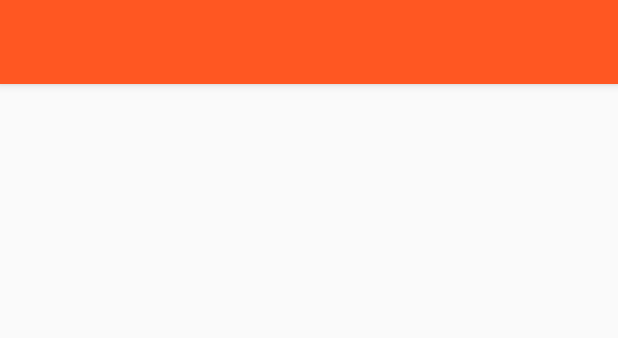
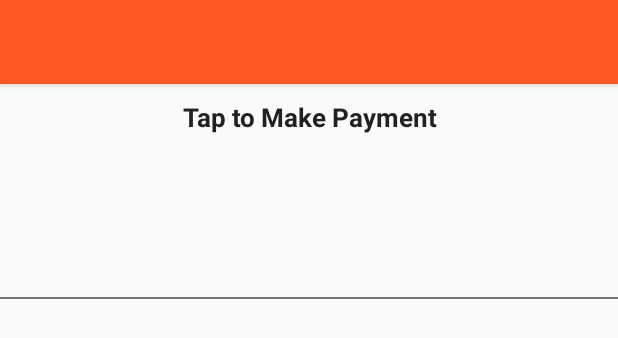
Before and after one commit to kinsleykajiva/Microcom, an Android app: the layout app_bar_home.xml on its own in the app's theme, with its tools: preview values and no code run, on a phone screen of 412 x 824 dp. Shown: the top 338 px of the screen. Run offline under Robolectric (Android 15) with nearby library versions, the phone set to English and light mode, and no system bars.

```diff
--- a/app/src/main/res/layout/content_home.xml
+++ b/app/src/main/res/layout/content_home.xml
@@ -1,12 +1,69 @@
 <?xml version="1.0" encoding="utf-8"?>
-<android.support.constraint.ConstraintLayout
+<LinearLayout
     xmlns:android="http://schemas.android.com/apk/res/android"
     xmlns:app="http://schemas.android.com/apk/res-auto"
     xmlns:tools="http://schemas.android.com/tools"
     android:layout_width="match_parent"
     android:layout_height="match_parent"
+    android:orientation="vertical"
     app:layout_behavior="@string/appbar_scrolling_view_behavior"
     tools:context="microcom.zw.com.microcom.Home"
     tools:showIn="@layout/app_bar_home">
 
-</android.support.constraint.ConstraintLayout>
+    <TextView
+        android:layout_width="match_parent"
+        android:layout_height="wrap_content"
+        android:layout_margin="10dp"
+        android:gravity="center"
+        android:text="Tap to Make Payment"
+        android:textColor="@color/black"
+        android:textSize="17sp"
+        android:textStyle="bold">
+    </TextView>
+
+
+    <TextView
+        android:id="@+id/nfc_contents"
+        android:layout_width="match_parent"
+        android:layout_height="wrap_content"
+        android:layout_marginTop="15dp"
+        android:textColor="@color/black"
+        />
+
+
+    <TextView
+        android:id="@+id/status"
+        android:layout_width="match_parent"
+        android:layout_height="wrap_content"
+        android:layout_marginTop="10dp"
+        android:gravity="center"
+        android:padding="12dp"
+        android:textColor="@color/black"/>
+
+    <View
+        android:layout_width="match_parent"
+        android:layout_height="1dp"
+        android:layout_below="@+id/det"
+        android:layout_marginBottom="5dp"
+        android:layout_marginTop="10dp"
+        android:background="@color/grey"/>
+    <TextView
+        android:id="@+id/tagStatus"
+        android:layout_width="match_parent"
+        android:layout_height="wrap_content"
+        android:layout_marginTop="10dp"
+        android:gravity="center"
+        android:padding="12dp"
+        android:textColor="@color/black"/>
+    <Button
+        android:id="@+id/brnadd"
+        android:layout_width="wrap_content"
+        android:layout_height="wrap_content"
+        android:layout_gravity="center"
+        android:layout_marginTop="10dp"
+        android:padding="5dp"
+        android:text="Add User"
+        android:visibility="gone"/>
+
+
+</LinearLayout>
```
Also changed, not shown: app/src/main/AndroidManifest.xml (+9 -0 lines), app/src/main/java/microcom/zw/com/microcom/Home.java (+255 -34 lines), app/src/main/java/microcom/zw/com/microcom/MainActivity.java (+132 -117 lines).
